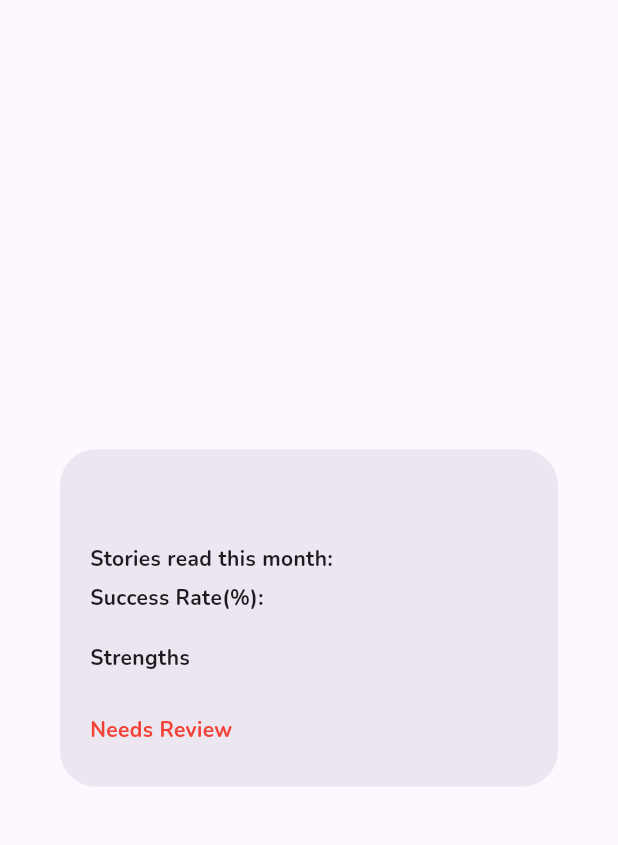
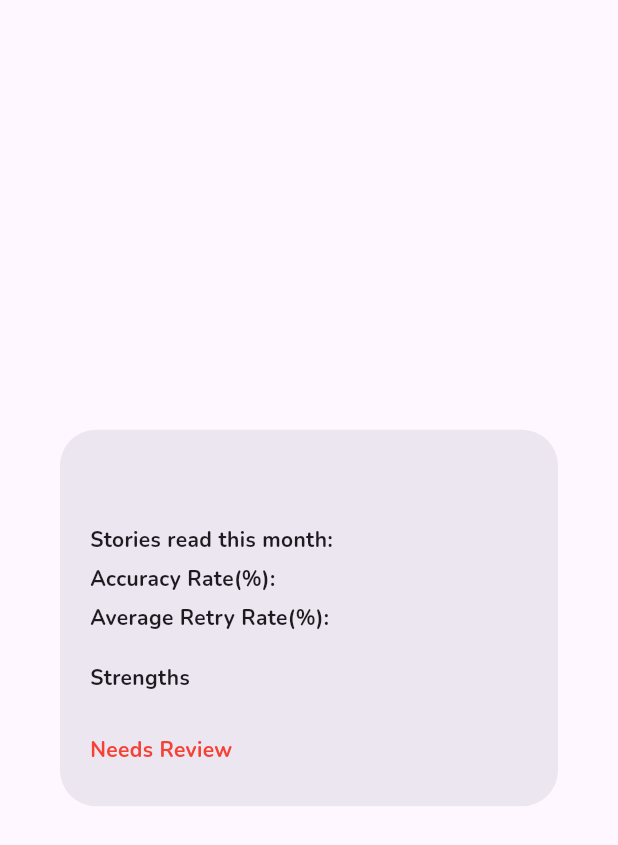
Before and after one commit to syncopascual/BasaBuddy, a Flutter app: the StudentDataDialogBox widget shown alone on an empty page, opened directly with empty values, on a phone screen of 412 x 824 dp. Shown: the top 845 px of the screen. Run offline on Flutter 3.47's test engine with Material 3 defaults, Android fonts, the phone set to English and light mode, and no system bars; our stand-ins replace flutter_bloc, go_router, supabase_flutter; missing offline and left inert: dart:ffi; accounts and stored records are empty.

Commit message:
ui fixes, working student data display

```diff
--- a/lib/components/StudentDataDialogBox.dart
+++ b/lib/components/StudentDataDialogBox.dart
@@ -4,6 +4,7 @@ class StudentDataDialogBox extends StatelessWidget {
   final String name;
   final String storiesRead;
   final String accuracyRate;
+  final String averageRetryRate;
   final List<Map<String, double>> strengths;
   final List<Map<String, double>> needsReview;
 
@@ -12,6 +13,7 @@ class StudentDataDialogBox extends StatelessWidget {
     required this.name,
     required this.storiesRead,
     required this.accuracyRate,
+    required this.averageRetryRate,
     required this.strengths,
     required this.needsReview,
   });
@@ -43,12 +45,19 @@ class StudentDataDialogBox extends StatelessWidget {
             _statRow(
               label: 'Stories read this month:',
               value: storiesRead,
-              valueColor: Colors.green,
+              valueColor: Colors.black,
             ),
             const SizedBox(height: 6),
             _statRow(
-              label: 'Success Rate(%):',
+              label: 'Accuracy Rate(%):',
               value: accuracyRate,
+              valueColor: Colors.green,
+            ),
+
+            const SizedBox(height: 6),
+            _statRow(
+              label: 'Average Retry Rate(%):',
+              value: averageRetryRate,
               valueColor: Colors.red,
             ),
 
```
Also changed, not shown: lib/screens/teacher/class_page.dart (+49 -4 lines).
